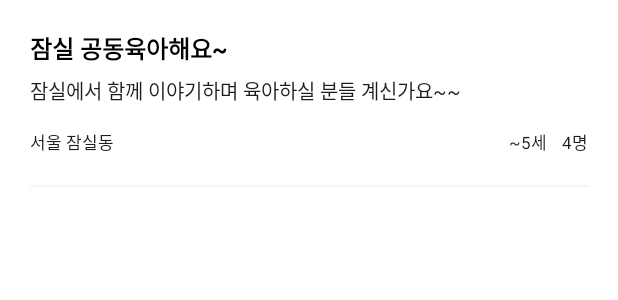
After one commit to Lsunae/bebehelper-mvvm, an Android app: the layout item_grouping.xml on its own in the app's theme, with its tools: preview values and no code run, on a phone screen of 412 x 824 dp. The commit adds this screen. Shown: the top 300 px of the screen. Run offline under Robolectric (Android 15) with nearby library versions, the phone set to English and light mode, and no system bars.

Commit message:
그룹핑 화면 구현 및 리사이클러뷰 어댑터 구현

```diff
--- /dev/null
+++ b/app/src/main/res/layout/item_grouping.xml
@@ -0,0 +1,130 @@
+<?xml version="1.0" encoding="utf-8"?>
+<layout xmlns:android="http://schemas.android.com/apk/res/android"
+    xmlns:app="http://schemas.android.com/apk/res-auto"
+    xmlns:tools="http://schemas.android.com/tools">
+
+    <data>
+
+        <variable
+            name="title"
+            type="String" />
+
+        <variable
+            name="content"
+            type="String" />
+
+        <variable
+            name="area"
+            type="String" />
+
+        <variable
+            name="childLimitCount"
+            type="String" />
+
+        <variable
+            name="childLimitAge"
+            type="String" />
+
+    </data>
+
+    <androidx.constraintlayout.widget.ConstraintLayout
+        android:layout_width="match_parent"
+        android:layout_height="wrap_content"
+        android:paddingHorizontal="20dp">
+
+        <TextView
+            android:id="@+id/tv_title"
+            android:layout_width="match_parent"
+            android:layout_height="wrap_content"
+            android:maxLines="2"
+            android:minHeight="24dp"
+            android:text="@{title}"
+            android:layout_marginTop="20dp"
+            android:textColor="@color/black"
+            android:textSize="16sp"
+            android:textStyle="bold"
+            app:layout_constraintStart_toStartOf="parent"
+            app:layout_constraintTop_toTopOf="parent"
+            tools:text="잠실 공동육아해요~" />
+
+        <TextView
+            android:id="@+id/tv_content"
+            android:layout_width="match_parent"
+            android:layout_height="wrap_content"
+            android:layout_marginTop="6dp"
+            android:ellipsize="end"
+            android:gravity="center_vertical"
+            android:maxLines="2"
+            android:minHeight="20dp"
+            android:textColor="@color/gray_900"
+            android:text="@{content}"
+            android:textSize="13sp"
+            android:textStyle="normal"
+            app:layout_constraintStart_toStartOf="parent"
+            app:layout_constraintTop_toBottomOf="@+id/tv_title"
+            tools:text="잠실에서 함께 이야기하며 육아하실 분들 계신가요~~" />
+
+        <LinearLayout
+            android:id="@+id/ll_group_info"
+            android:layout_width="match_parent"
+            android:layout_height="wrap_content"
+            android:orientation="horizontal"
+            android:weightSum="1"
+            app:layout_constraintTop_toBottomOf="@+id/tv_content">
+
+            <TextView
+                android:id="@+id/tv_area"
+                android:layout_width="0dp"
+                android:layout_height="wrap_content"
+                android:layout_weight="1"
+                android:layout_marginTop="15dp"
+                android:ellipsize="end"
+                android:gravity="center_vertical"
+                android:maxLines="2"
+                android:text="@{area}"
+                android:textColor="@color/gray_900"
+                android:textSize="11sp"
+                android:textStyle="normal"
+                tools:text="서울 잠실동" />
+
+            <TextView
+                android:id="@+id/tv_child_age"
+                android:layout_width="wrap_content"
+                android:layout_height="wrap_content"
+                android:layout_marginTop="15dp"
+                android:ellipsize="end"
+                android:gravity="center_vertical"
+                android:maxLines="2"
+                android:textColor="@color/gray_900"
+                android:textSize="11sp"
+                android:text="@{childLimitAge}"
+                android:layout_marginHorizontal="10dp"
+                android:textStyle="normal"
+                tools:text="~5세" />
+
+            <TextView
+                android:id="@+id/tv_child_count"
+                android:layout_width="wrap_content"
+                android:layout_height="wrap_content"
+                android:layout_marginTop="15dp"
+                android:ellipsize="end"
+                android:gravity="center_vertical"
+                android:maxLines="2"
+                android:text="@{childLimitCount}"
+                android:textColor="@color/gray_900"
+                android:textSize="11sp"
+                android:textStyle="normal"
+                tools:text="4명" />
+
+        </LinearLayout>
+
+        <View
+            android:layout_width="match_parent"
+            android:layout_height="1dp"
+            app:layout_constraintTop_toBottomOf="@+id/ll_group_info"
+            android:layout_marginTop="20dp"
+            android:background="@color/gray_200" />
+
+    </androidx.constraintlayout.widget.ConstraintLayout>
+
+</layout>
--- a/app/src/main/res/values/strings.xml
+++ b/app/src/main/res/values/strings.xml
@@ -4,4 +4,10 @@
     <string name="grouping">그룹핑</string>
     <string name="recommended_activity">추천 활동</string>
     <string name="my_page">마이페이지</string>
+
+    <string name="ok">확인</string>
+    <string name="cancel">취소</string>
+
+    <string name="age_count">%1$s세</string>
+    <string name="user_count">%1$s명</string>
 </resources>
```
Also changed, not shown: app/src/main/java/com/example/bebehelper_mvvm/util/Utils.kt (added, +62 -0 lines), app/src/main/java/com/example/bebehelper_mvvm/view/grouping/GroupingFragment.kt (+19 -1 lines), app/src/main/java/com/example/bebehelper_mvvm/view/grouping/adapter/GroupingAdapter.kt (added, +68 -0 lines), app/src/main/res/layout/fragment_grouping.xml (+29 -0 lines).
